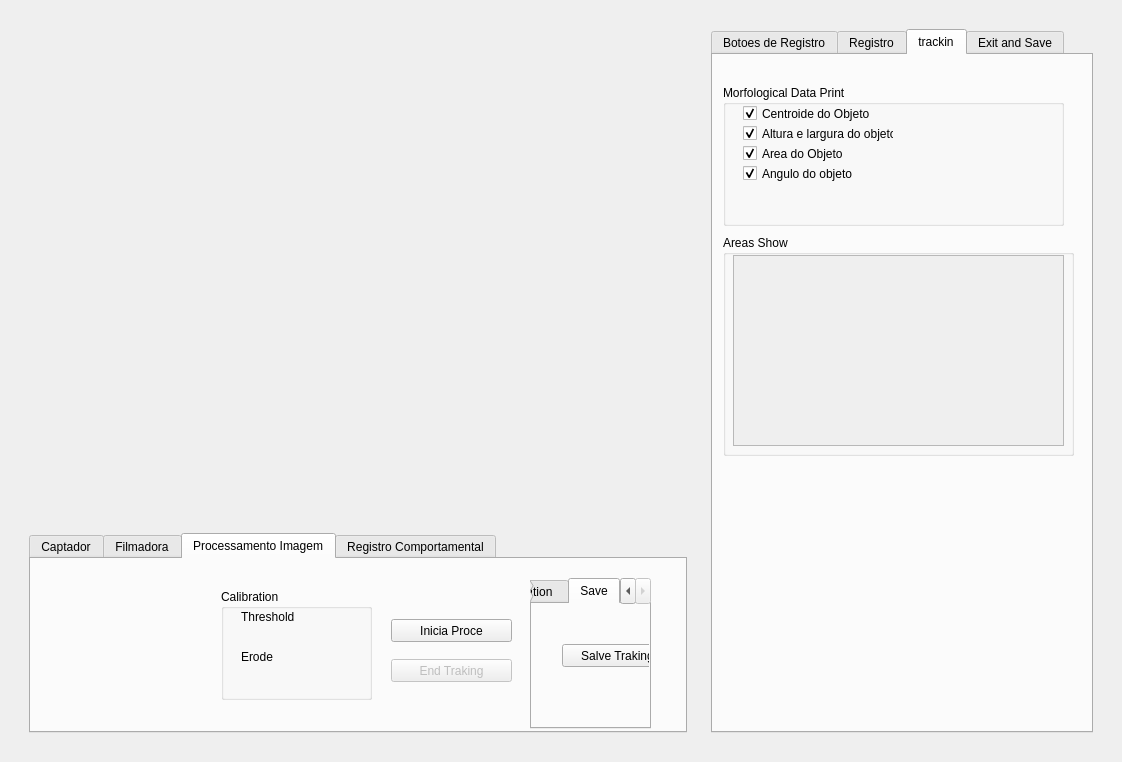
First picture: the form in telatemporeal.ui, repository EthoWatcher/ethowatcher, before the edit.
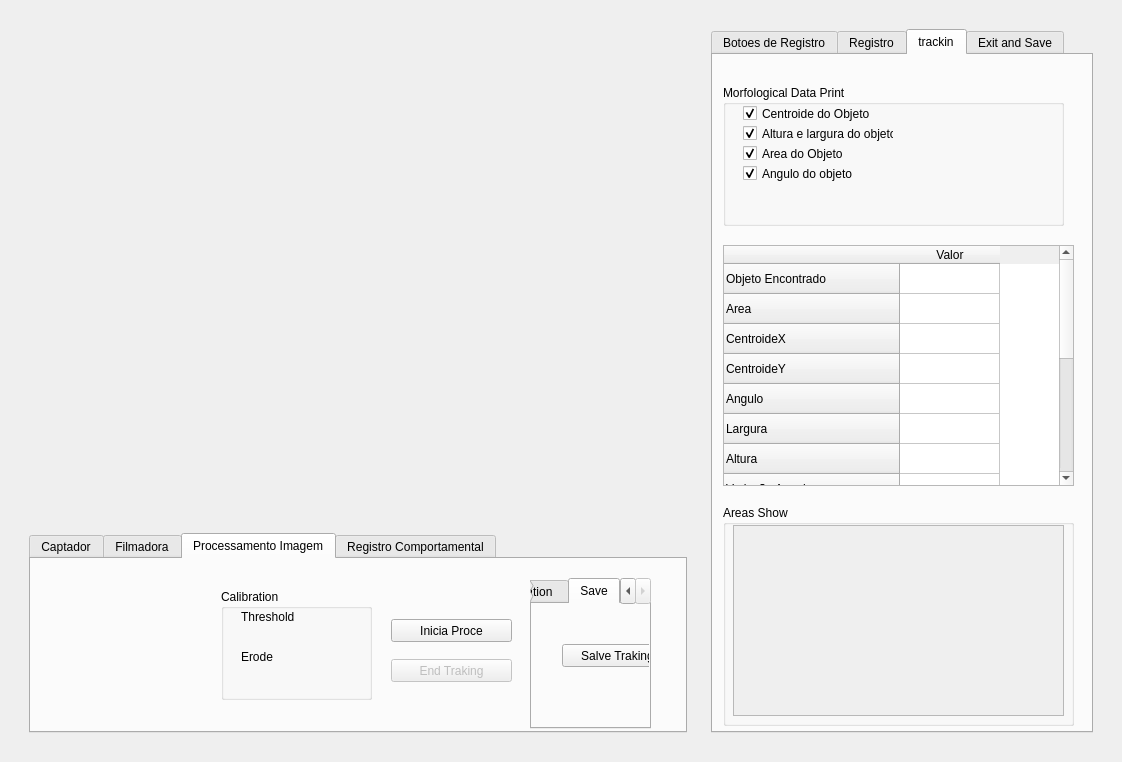
Second picture: the form after the edit. Icons and pictures are not drawn.

Commit message: funcionando o desenho , pronto para apresentar para o professor amanha

Diff of the .ui file:
```diff
--- a/telatemporeal.ui
+++ b/telatemporeal.ui
@@ -4010,7 +4010,7 @@
               <property name="geometry">
                <rect>
                 <x>10</x>
-                <y>180</y>
+                <y>450</y>
                 <width>351</width>
                 <height>221</height>
                </rect>
@@ -4047,6 +4047,96 @@
                </widget>
               </widget>
              </widget>
+             <widget class="QTableWidget" name="tabWDesc">
+              <property name="geometry">
+               <rect>
+                <x>10</x>
+                <y>190</y>
+                <width>351</width>
+                <height>241</height>
+               </rect>
+              </property>
+              <row>
+               <property name="text">
+                <string>Objeto Encontrado</string>
+               </property>
+              </row>
+              <row>
+               <property name="text">
+                <string>Area</string>
+               </property>
+              </row>
+              <row>
+               <property name="text">
+                <string>CentroideX</string>
+               </property>
+              </row>
+              <row>
+               <property name="text">
+                <string>CentroideY</string>
+               </property>
+              </row>
+              <row>
+               <property name="text">
+                <string>Angulo</string>
+               </property>
+              </row>
+              <row>
+               <property name="text">
+                <string>Largura</string>
+               </property>
+              </row>
+              <row>
+               <property name="text">
+                <string>Altura</string>
+               </property>
+              </row>
+              <row>
+               <property name="text">
+                <string>Variação Angular</string>
+               </property>
+              </row>
+              <row>
+               <property name="text">
+                <string>Variação de Área</string>
+               </property>
+              </row>
+              <row>
+               <property name="text">
+                <string>Variação de Centroide X</string>
+               </property>
+              </row>
+              <row>
+               <property name="text">
+                <string>Variação de Centroide Y</string>
+               </property>
+              </row>
+              <row>
+               <property name="text">
+                <string>Variação de distancia</string>
+               </property>
+              </row>
+              <row>
+               <property name="text">
+                <string>Variação da Altura do objeto</string>
+               </property>
+              </row>
+              <row>
+               <property name="text">
+                <string>Variação da Largura do objeto</string>
+               </property>
+              </row>
+              <row>
+               <property name="text">
+                <string>New Row</string>
+               </property>
+              </row>
+              <column>
+               <property name="text">
+                <string>Valor</string>
+               </property>
+              </column>
+             </widget>
             </widget>
             <widget class="QWidget" name="tab_16">
              <attribute name="title">
```
The commit also changes 1 other file.
